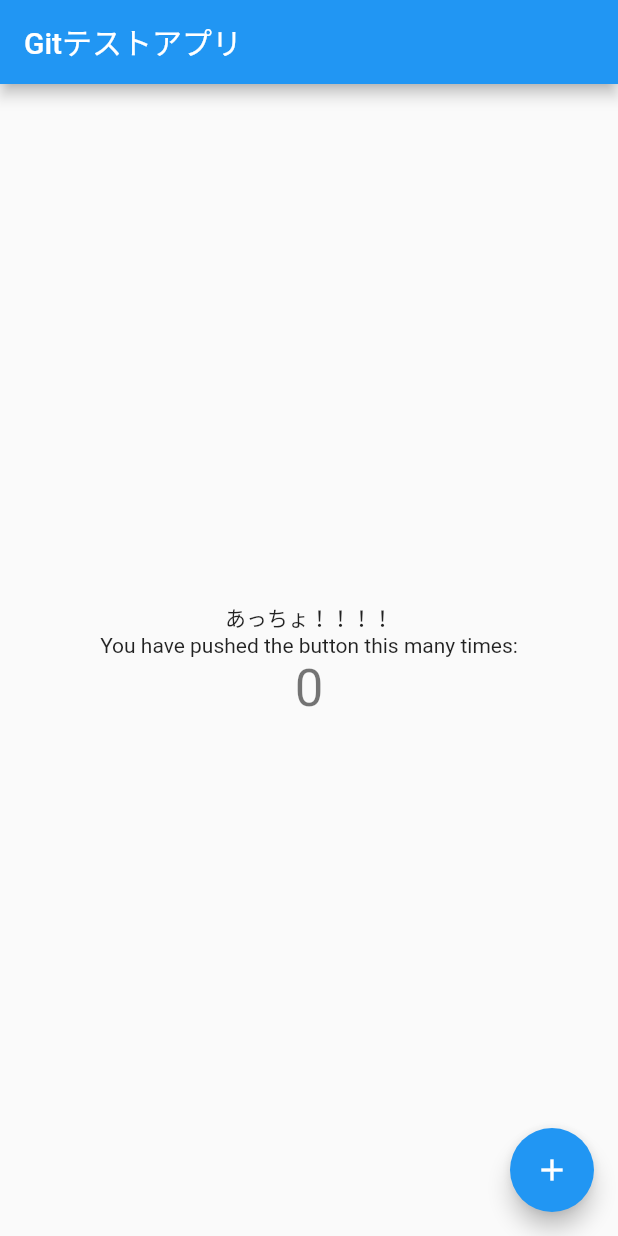
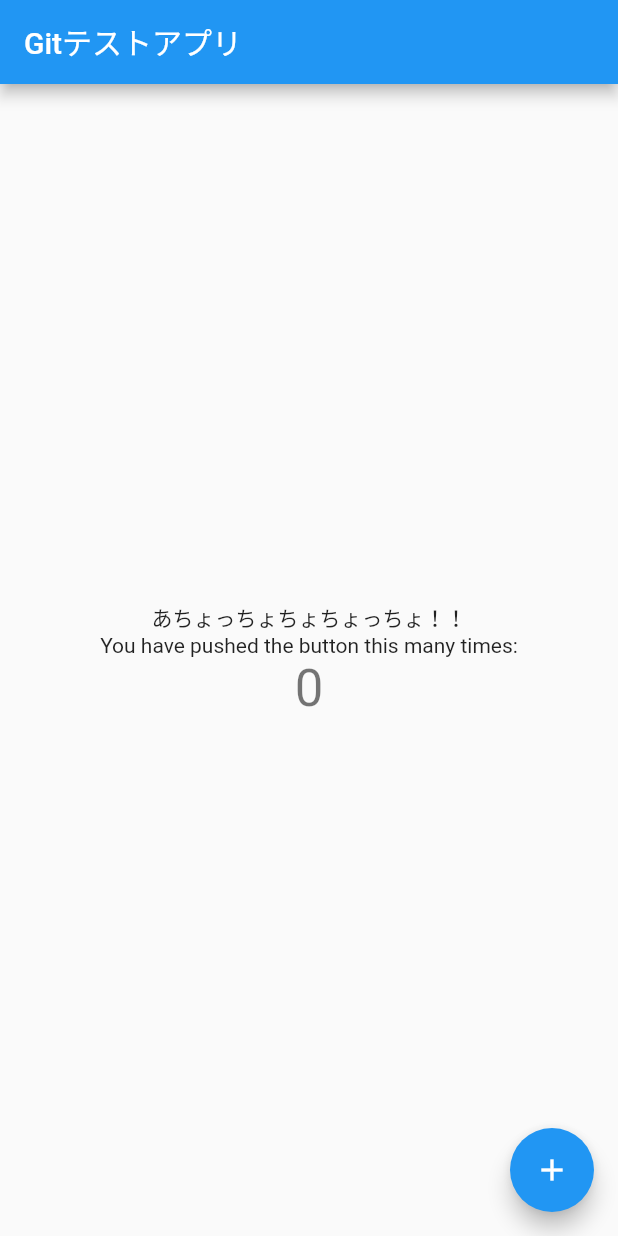
Before and after one commit to ATUSHIKADOWAKI/git_test, a Flutter app: the screen it shows after launch, on a phone screen of 412 x 824 dp. Run offline on Flutter 3.47's test engine with Material 2 defaults, Android fonts, the phone set to English and light mode, and no system bars.

Commit message:
テキスト追記

```diff
--- a/lib/main.dart
+++ b/lib/main.dart
@@ -95,7 +95,7 @@ class _MyHomePageState extends State<MyHomePage> {
           // horizontal).
           mainAxisAlignment: MainAxisAlignment.center,
           children: <Widget>[
-            Text('あっちょ！！！！'),
+            Text('あちょっちょちょちょっちょ！！'),
             const Text(
               'You have pushed the button this many times:',
             ),
```
